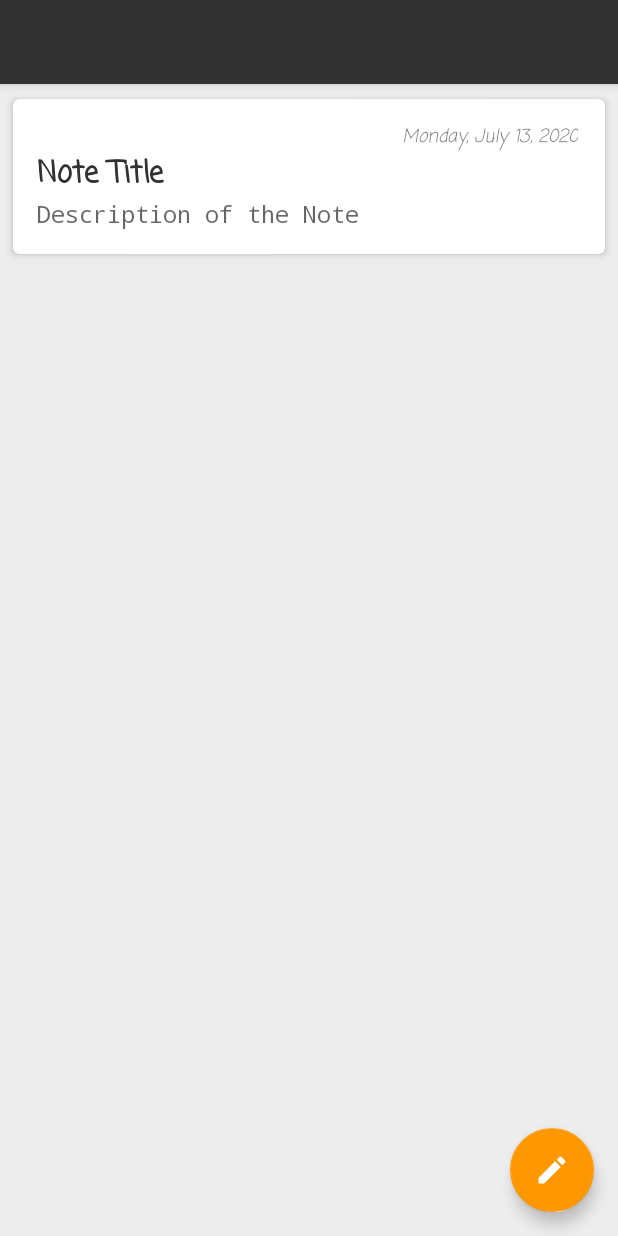
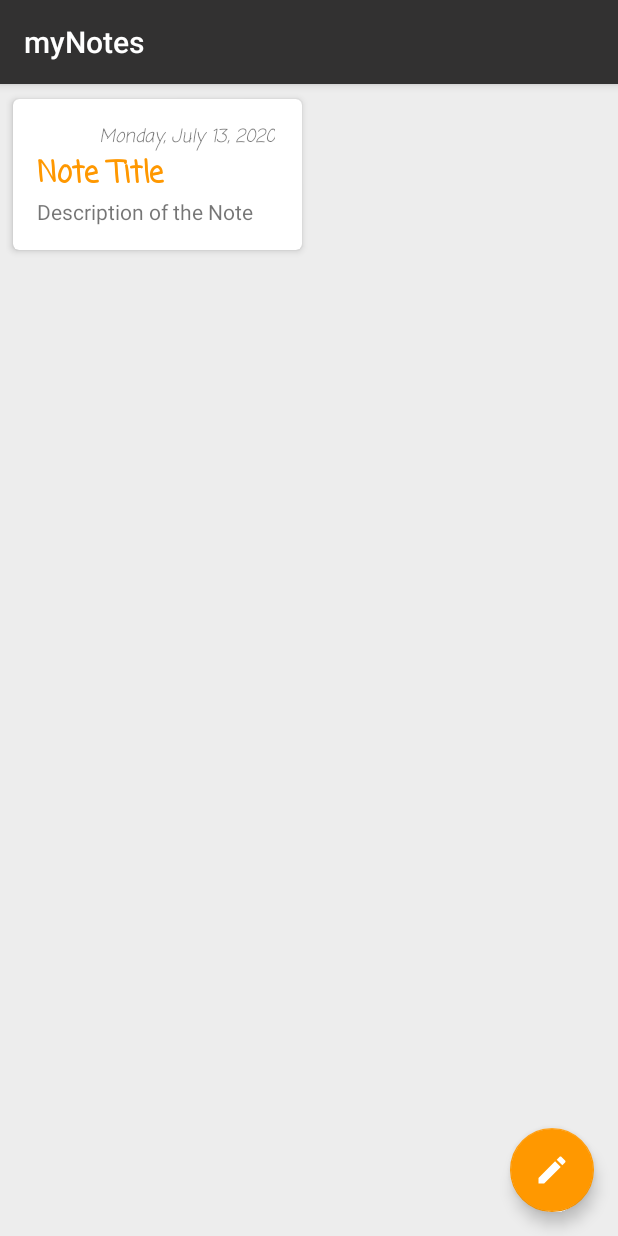
Before and after one commit to Ngonyoku/my.Notes, an Android app: the screen it shows after launch (NoteListActivity), on a phone screen of 412 x 824 dp. Run offline under Robolectric (Android 15) with nearby library versions, the phone set to English and light mode, and no system bars; our stand-ins replace Room's generated code.

Commit message:
Notes can now Be saved

```diff
--- a/app/src/main/java/com/RickProjects/myNotes/NoteListActivity.java
+++ b/app/src/main/java/com/RickProjects/myNotes/NoteListActivity.java
@@ -1,25 +1,31 @@
 package com.RickProjects.myNotes;
 
 
+import android.content.Intent;
 import android.os.Bundle;
-import android.os.PersistableBundle;
+import android.view.View;
+import android.widget.Toast;
 
 import androidx.annotation.Nullable;
 import androidx.appcompat.app.AppCompatActivity;
 import androidx.lifecycle.Observer;
 import androidx.lifecycle.ViewModelProvider;
+import androidx.recyclerview.widget.GridLayoutManager;
 import androidx.recyclerview.widget.LinearLayoutManager;
 import androidx.recyclerview.widget.RecyclerView;
+import androidx.recyclerview.widget.StaggeredGridLayoutManager;
 
 import java.util.List;
 
 public class NoteListActivity extends AppCompatActivity {
+
+    public static final int CREATE_NOTE_REQUEST = 1;
     private NoteViewModel mNoteViewModel;
 
     @Override
     protected void onCreate(@Nullable Bundle savedInstanceState) {
         super.onCreate(savedInstanceState);
-        setContentView(R.layout.activity_main);
+        setContentView(R.layout.activity_note_list);
 
         RecyclerView recyclerView = findViewById(R.id.recycler_note_list);
         NoteListAdapter adapter = new NoteListAdapter();
@@ -27,7 +33,10 @@ public class NoteListActivity extends AppCompatActivity {
 
         recyclerView.setAdapter(adapter);
         recyclerView.setHasFixedSize(true);
-        recyclerView.setLayoutManager(new LinearLayoutManager(this));
+
+        recyclerView.setLayoutManager(new StaggeredGridLayoutManager(2, StaggeredGridLayoutManager.VERTICAL));
+//        recyclerView.setLayoutManager(new GridLayoutManager(this, 2));
+//        recyclerView.setLayoutManager(new LinearLayoutManager(this));
 
         mNoteViewModel.getNotes().observe(this, new Observer<List<Note>>() {
             @Override
@@ -35,5 +44,26 @@ public class NoteListActivity extends AppCompatActivity {
                 adapter.submitList(notes);
             }
         });
+
+        findViewById(R.id.fab_addNote).setOnClickListener(new View.OnClickListener() {
+            @Override
+            public void onClick(View v) {
+                startActivityForResult(
+                        new Intent(NoteListActivity.this, CreateNoteActivity.class),
+                        CREATE_NOTE_REQUEST);
+            }
+        });
+    }
+
+    @Override
+    protected void onActivityResult(int requestCode, int resultCode, @Nullable Intent data) {
+        super.onActivityResult(requestCode, resultCode, data);
+        if (requestCode == CREATE_NOTE_REQUEST && resultCode == RESULT_OK) {
+            mNoteViewModel.insert(new Note(
+                    data.getStringExtra(CreateNoteActivity.EXTRA_TITLE),
+                    data.getStringExtra(CreateNoteActivity.EXTRA_DESCRIPTION),
+                    data.getStringExtra(CreateNoteActivity.EXTRA_DATE_CREATED)
+            ));
+        }
     }
 }
--- /dev/null
+++ b/app/src/main/res/drawable/ic_back.xml
@@ -0,0 +1,5 @@
+<vector android:height="24dp" android:tint="#FFFFFF"
+    android:viewportHeight="24" android:viewportWidth="24"
+    android:width="24dp" xmlns:android="http://schemas.android.com/apk/res/android">
+    <path android:fillColor="@android:color/white" android:pathData="M11.67,3.87L9.9,2.1 0,12l9.9,9.9 1.77,-1.77L3.54,12z"/>
+</vector>
--- a/app/src/main/res/layout/activity_main.xml
+++ b/app/src/main/res/layout/activity_note_list.xml
@@ -13,16 +13,6 @@
         android:layout_height="match_parent"
         android:orientation="vertical">
 
-        <com.google.android.material.appbar.AppBarLayout
-            android:layout_width="match_parent"
-            android:layout_height="wrap_content">
-
-            <androidx.appcompat.widget.Toolbar
-                android:id="@+id/toolbar"
-                android:layout_width="match_parent"
-                android:layout_height="?attr/actionBarSize" />
-        </com.google.android.material.appbar.AppBarLayout>
-
         <androidx.recyclerview.widget.RecyclerView
             android:id="@+id/recycler_note_list"
             android:layout_width="match_parent"
@@ -32,6 +22,7 @@
     </LinearLayout>
 
     <com.google.android.material.floatingactionbutton.FloatingActionButton
+        android:id="@+id/fab_addNote"
         android:layout_width="wrap_content"
         android:layout_height="wrap_content"
         android:layout_gravity="bottom|end"
--- a/app/src/main/res/layout/item_note_list.xml
+++ b/app/src/main/res/layout/item_note_list.xml
@@ -37,7 +37,7 @@
             android:textAlignment="viewStart"
             android:textAllCaps="false"
             android:textAppearance="@style/TextAppearance.AppCompat.Large"
-            android:textColor="@color/colorPrimary"
+            android:textColor="@color/colorAccent"
             android:textSize="20sp"
             android:textStyle="bold" />
 
@@ -45,11 +45,10 @@
             android:id="@+id/textView_description"
             android:layout_width="wrap_content"
             android:layout_height="wrap_content"
-            android:fontFamily="monospace"
             android:maxLines="4"
             android:text="@string/note_description"
-            android:textAppearance="@style/TextAppearance.AppCompat.Medium"
-            android:textSize="16dp" />
+            android:textAppearance="@style/TextAppearance.AppCompat.Small"
+            android:textSize="14dp" />
     </LinearLayout>
 
 </androidx.cardview.widget.CardView>
--- a/app/src/main/res/values/strings.xml
+++ b/app/src/main/res/values/strings.xml
@@ -3,5 +3,7 @@
     <string name="note_title">Note Title</string>
     <string name="note_description">Note Description</string>
     <string name="date_created">Date Created</string>
+    <string name="save">SAVE</string>
+    <string name="grid_layout">Grid Layout</string>
 
 </resources>
--- a/app/src/main/res/values/styles.xml
+++ b/app/src/main/res/values/styles.xml
@@ -1,7 +1,7 @@
 <resources>
 
     <!-- Base application theme. -->
-    <style name="AppTheme" parent="Theme.AppCompat.Light.NoActionBar">
+    <style name="AppTheme" parent="Theme.AppCompat.Light.DarkActionBar">
         <!-- Customize your theme here. -->
         <item name="colorPrimary">@color/colorPrimary</item>
         <item name="colorPrimaryDark">@color/colorPrimaryDark</item>
```
Also changed, not shown: app/src/main/AndroidManifest.xml (+7 -1 lines), app/src/main/java/com/RickProjects/myNotes/CreateNoteActivity.java (added, +80 -0 lines), app/src/main/res/layout/activity_create_note.xml (added, +55 -0 lines), app/src/main/res/menu/create_notes_menu.xml (added, +8 -0 lines), app/src/main/res/menu/note_list_menu.xml (added, +9 -0 lines).
